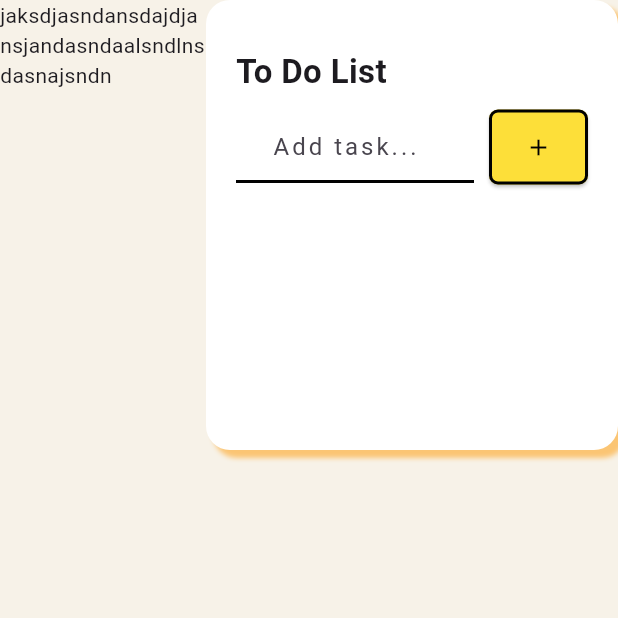
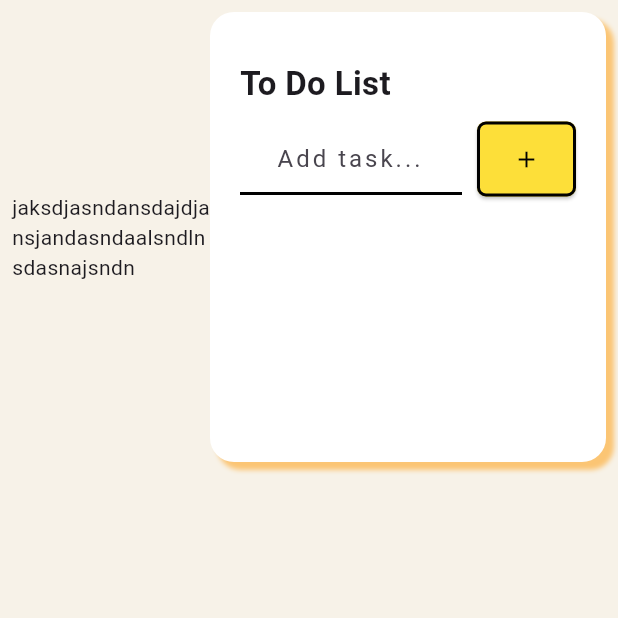
Before and after one commit to Faqihasyari/pomodoro_app, a Flutter app: the screen it shows after launch, on a phone screen of 412 x 824 dp, the top half of it. Run offline on Flutter 3.47's test engine with Material 3 defaults, Android fonts, the phone set to English and light mode, and no system bars; our stand-ins replace google_fonts; Roboto replaces fonts that are missing (Mansalva).

```diff
--- a/lib/presentation/screens/home_page.dart
+++ b/lib/presentation/screens/home_page.dart
@@ -9,7 +9,11 @@ class MyHomePage extends StatelessWidget {
   Widget build(BuildContext context) {
     return Scaffold(
       backgroundColor: bg,
-      body: Row(
+      body: Padding(
+        padding: const EdgeInsets.all(8.0),
+        child: Column(
+          children: [
+            Row(
               children: [
                 Expanded(
                   flex: 1,
@@ -55,6 +59,9 @@ class MyHomePage extends StatelessWidget {
                 ),
               ],
             ),
+          ],
+        ),
+      ),
     );
   }
 }
```
Lines whose indentation alone changed are shown as unchanged.
